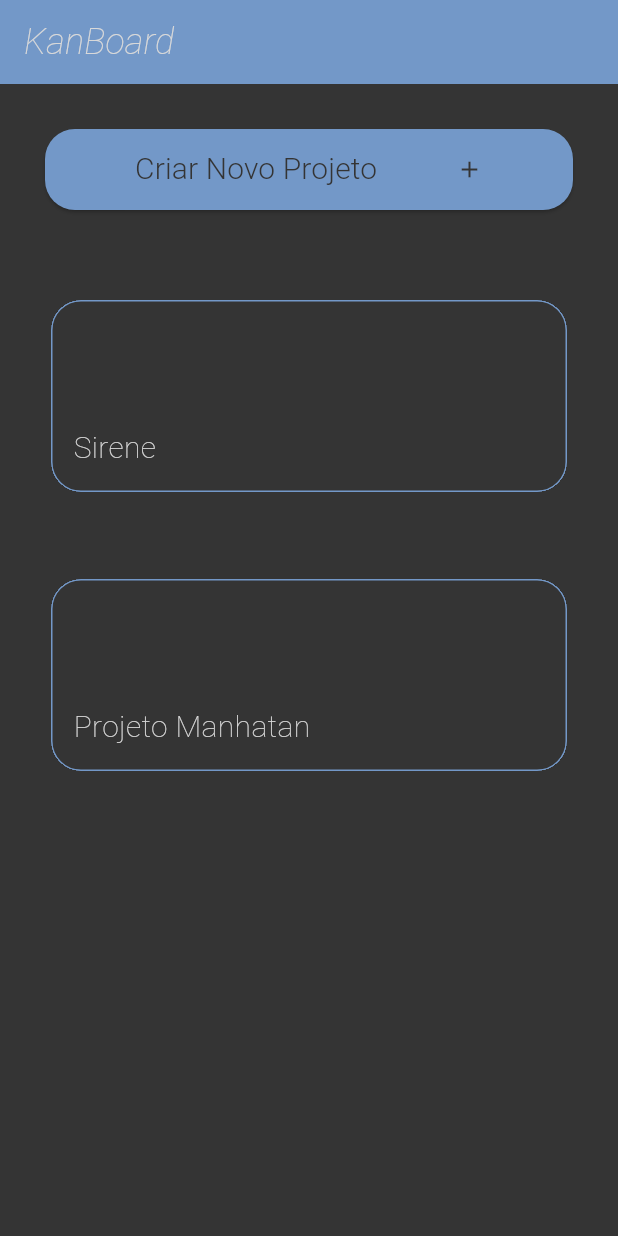
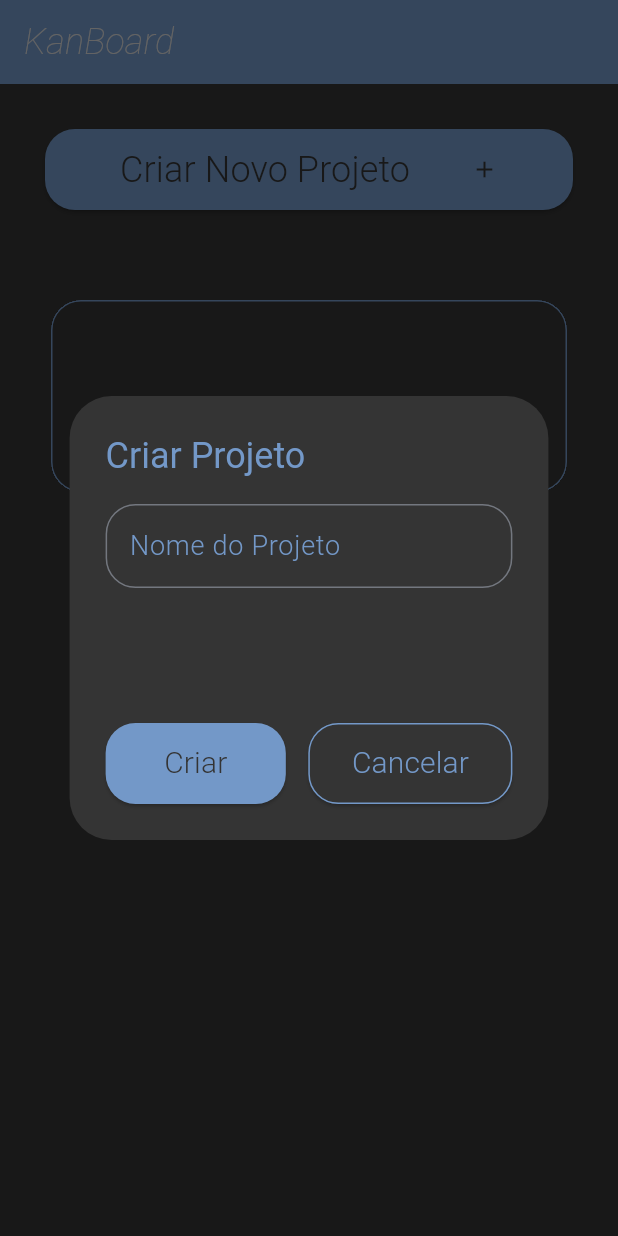
Before and after one commit to darllangomes/KanBoard, a Flutter app: the ProjectsView screen opened by its route, after a tap on "Criar Novo Projeto", on a phone screen of 412 x 824 dp. Run offline on Flutter 3.47's test engine with Material 3 defaults, Android fonts, the phone set to English and light mode, and no system bars.

Commit message:
:sparkles: criar modal de adicionar novo projeto

```diff
--- a/kandoard/lib/controller/textfield_controller.dart
+++ b/kandoard/lib/controller/textfield_controller.dart
@@ -1,10 +1,12 @@
 import 'package:flutter/material.dart';
 
-class TextFieldController {
+class TextFieldController extends ChangeNotifier {
 
   final TextEditingController emailController = TextEditingController();
   final TextEditingController passwordController = TextEditingController();
   final TextEditingController genericTextController = TextEditingController();
+  String _errorInput = '';
+  String get errorInput => _errorInput;
 
   String getEmailFromTextField() {
     return emailController.text.trim();
@@ -17,4 +19,11 @@ class TextFieldController {
   String getGenericTextFromTextField() {
     return genericTextController.text;
   }
+
+  void setErrorMenssage(String messageError) {
+    _errorInput = messageError;
+    notifyListeners();
+  }
+
+
 }
--- a/kandoard/lib/main.dart
+++ b/kandoard/lib/main.dart
@@ -1,4 +1,5 @@
 import 'package:flutter/material.dart';
+import 'package:kandoard/controller/textfield_controller.dart';
 import 'package:kandoard/repositories/ProjectRepository.dart';
 import 'package:kandoard/shared/app_colors.dart';
 import 'package:kandoard/view/login_view.dart';
@@ -7,9 +8,15 @@ import 'package:kandoard/view/register_view.dart';
 import 'package:provider/provider.dart';
 
 void main() {
-  runApp(
-    ChangeNotifierProvider(create: (context) => ProjectRepository(),
-    child: const MyApp()));
+  runApp(MultiProvider(
+    providers: [
+      ChangeNotifierProvider(
+        create: (context) => ProjectRepository(),
+      ),
+      ChangeNotifierProvider(create: (context) => TextFieldController())
+    ],
+    child: const MyApp(),
+  ));
 }
 
 class MyApp extends StatelessWidget {
@@ -22,17 +29,15 @@ class MyApp extends StatelessWidget {
       title: 'KanBoard',
       debugShowCheckedModeBanner: false,
       theme: ThemeData(
-
         colorScheme: ColorScheme.fromSeed(seedColor: AppColors.blue),
         useMaterial3: true,
       ),
       initialRoute: LoginView.routeName,
       routes: {
-        LoginView.routeName:(context) => const LoginView(),
-        RegisterView.routeName:(context) => const RegisterView(),
-        ProjectsView.routeName:(context) => const ProjectsView()
+        LoginView.routeName: (context) => const LoginView(),
+        RegisterView.routeName: (context) => const RegisterView(),
+        ProjectsView.routeName: (context) => const ProjectsView()
       },
-
     );
   }
 }
--- a/kandoard/lib/view/projects_view.dart
+++ b/kandoard/lib/view/projects_view.dart
@@ -1,5 +1,6 @@
 import 'package:flutter/material.dart';
 import 'package:kandoard/components/project_card.dart';
+import 'package:kandoard/controller/textfield_controller.dart';
 import 'package:kandoard/model/ProjectModel.dart';
 import 'package:kandoard/repositories/ProjectRepository.dart';
 import 'package:kandoard/shared/app_colors.dart';
@@ -39,15 +40,16 @@ class ProjectsView extends StatelessWidget {
                       backgroundColor: AppColors.blue,
                     ),
                     child: const Padding(
-                      padding: EdgeInsets.only(left: 36.0, right: 36.0),
+                      padding: EdgeInsets.only(left: 26.0, right: 26.0),
                       child: Row(
                         mainAxisAlignment: MainAxisAlignment.spaceBetween,
                         children: [
                           Text(
                             'Criar Novo Projeto',
                             style: TextStyle(
-                                color: Color.fromARGB(255, 52, 52, 52), fontSize: 20, fontWeight: FontWeight.w300),
-
+                                color: Color.fromARGB(255, 52, 52, 52),
+                                fontSize: 24,
+                                fontWeight: FontWeight.w300),
                           ),
                           Icon(Icons.add,
                               color: Color.fromARGB(255, 52, 52, 52)),
@@ -55,9 +57,9 @@ class ProjectsView extends StatelessWidget {
                       ),
                     ),
                     onPressed: () {
-                      final projectsList = context.read<ProjectRepository>();
 
-                      projectsList.addProject(ProjectModel('Projeto Manhatan'));
+                      addProjectModal(context);
+
                     })),
             const SizedBox(
               height: 56,
@@ -82,4 +84,118 @@ class ProjectsView extends StatelessWidget {
       ),
     );
   }
+
+  Future<void> addProjectModal(BuildContext context) {
+    final nameProjectInput = TextEditingController();
+    return showDialog(
+        context: context,
+        builder: (BuildContext context) {
+          return AlertDialog(
+              backgroundColor: AppColors.grey,
+              title: const Text(
+                'Criar Projeto',
+                style: TextStyle(color: Color(0xFF7398C8)),
+              ),
+              content: SizedBox(
+                height: 200,
+                child: Column(
+                  mainAxisAlignment: MainAxisAlignment.spaceBetween,
+                  children: [
+                    Consumer<TextFieldController>(
+                        builder: (context, errorValue, child) {
+                      return TextFormField(
+                        style: TextStyle(color: AppColors.white),
+                        controller: nameProjectInput,
+                        decoration: InputDecoration(
+                            errorText: errorValue.errorInput.isEmpty
+                                ? null
+                                : errorValue.errorInput,
+                            labelText: 'Nome do Projeto',
+                            labelStyle: TextStyle(
+                              color: AppColors.blue,
+                              fontSize: 18,
+                              fontWeight: FontWeight.w300,
+                            ),
+                            border: OutlineInputBorder(
+                                borderRadius: BorderRadius.circular(20))),
+                      );
+                    }),
+                    Row(
+                      mainAxisAlignment: MainAxisAlignment.end,
+                      children: [
+                        SizedBox(
+                            height: 54,
+                            child: ElevatedButton(
+                                style: ElevatedButton.styleFrom(
+                                  shape: RoundedRectangleBorder(
+                                      borderRadius: BorderRadius.circular(20)),
+                                  backgroundColor: AppColors.blue,
+                                ),
+                                child: const Padding(
+                                  padding:
+                                      EdgeInsets.only(left: 15.0, right: 15.0),
+                                  child: Text(
+                                    'Criar',
+                                    style: TextStyle(
+                                        color: Color.fromARGB(255, 52, 52, 52),
+                                        fontSize: 20,
+                                        fontWeight: FontWeight.w300),
+                                  ),
+                                ),
+                                onPressed: () {
+                                  final errorLabel =
+                                      context.read<TextFieldController>();
+                                  if (nameProjectInput.text.isEmpty) {
+
+                                    errorLabel
+                                        .setErrorMenssage('Digite um nome');
+                                  } else {
+                                    final projectsList =
+                                        context.read<ProjectRepository>();
+                                    errorLabel.setErrorMenssage('');
+
+                                    projectsList.addProject(
+                                        ProjectModel(nameProjectInput.text));
+
+                                    Navigator.of(context).pop();
+                                  }
+                                })),
+                        const SizedBox(
+                          width: 15,
+                        ),
+                        SizedBox(
+                            height: 54,
+                            child: ElevatedButton(
+                                style: ElevatedButton.styleFrom(
+                                  shape: RoundedRectangleBorder(
+                                      side: BorderSide(color: AppColors.blue),
+                                      borderRadius: BorderRadius.circular(20)),
+                                  backgroundColor: AppColors.grey,
+                                ),
+                                child: const Padding(
+                                  padding:
+                                      EdgeInsets.only(left: 5.0, right: 5.0),
+                                  child: Text(
+                                    'Cancelar',
+                                    style: TextStyle(
+                                        color: Color(0xFF7398C8),
+                                        fontSize: 20,
+                                        fontWeight: FontWeight.w300),
+                                  ),
+                                ),
+                                onPressed: () {
+                                  final errorLabel =
+                                      context.read<TextFieldController>();
+                                  if (errorLabel.errorInput != '') {
+                                    errorLabel.setErrorMenssage('');
+                                  }
+                                  Navigator.of(context).pop();
+                                }))
+                      ],
+                    ),
+                  ],
+                ),
+              ));
+        });
+  }
 }
```
